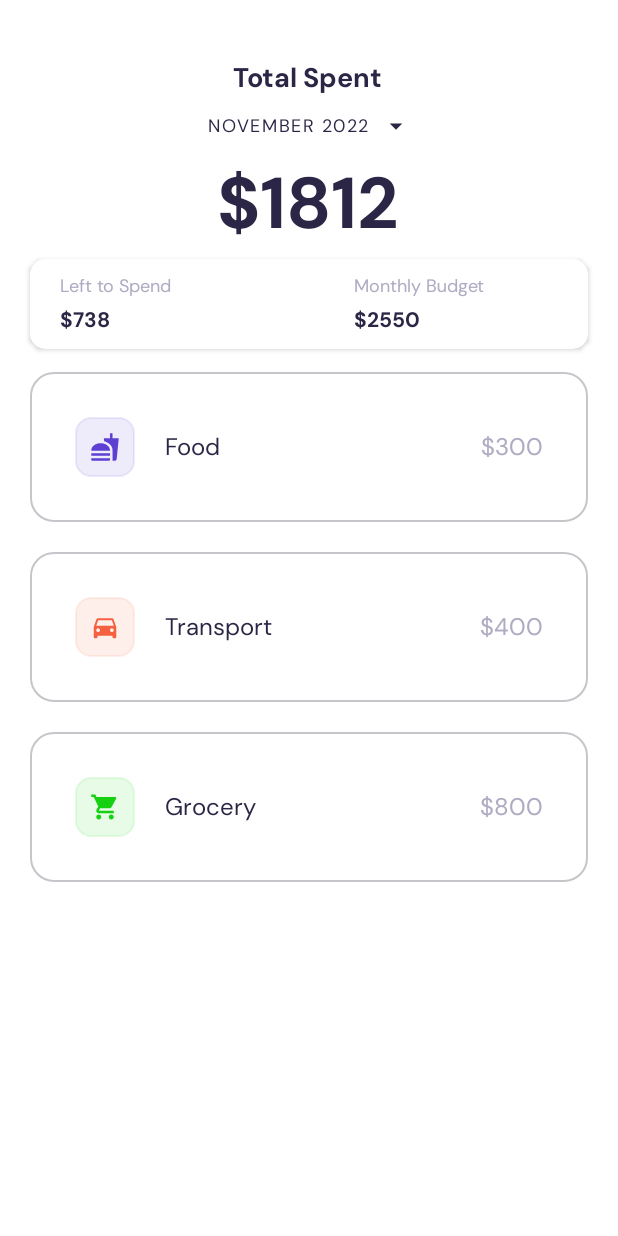
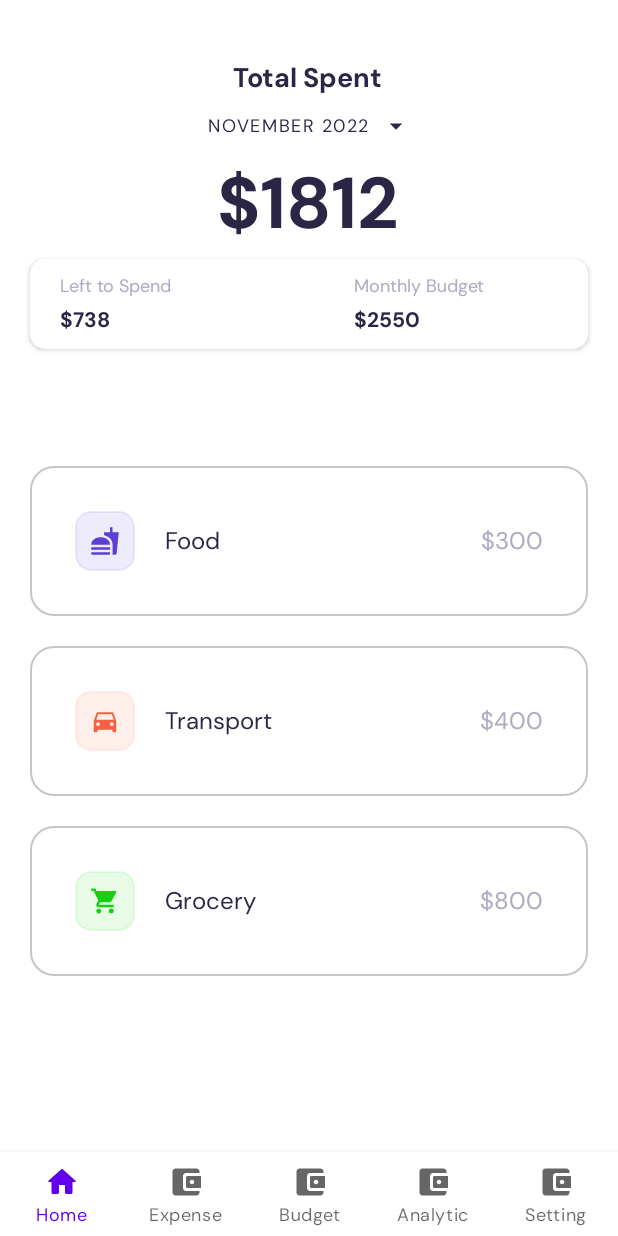
Before and after one commit to asojischool/ANDE_Assignment_Budget, an Android app: the MainActivity screen opened directly, with no data from a screen before it, on a phone screen of 412 x 824 dp. Run offline under Robolectric (Android 15) with nearby library versions, the phone set to English and light mode, and no system bars; libraries missing offline, so code that uses them is left out: com.whiteelephant.monthpicker; 2 statements that could not run were skipped.

Commit message:
Add menu resource file and navbar

```diff
--- a/app/src/main/AndroidManifest.xml
+++ b/app/src/main/AndroidManifest.xml
@@ -10,6 +10,9 @@
         android:supportsRtl="true"
         android:theme="@style/Theme.ANDE_Assignment_Budget">
         <activity
+            android:name=".ExpenseActivity"
+            android:exported="false" />
+        <activity
             android:name=".Splashscreen"
             android:exported="true">
             android:theme="@style/themeNoActionBarLight">
@@ -19,7 +22,7 @@
                 <category android:name="android.intent.category.LAUNCHER" />
             </intent-filter>
         </activity>
-        <activity android:name=".MainActivity"></activity>
+        <activity android:name=".MainActivity" />
 
         <meta-data
             android:name="preloaded_fonts"
--- /dev/null
+++ b/app/src/main/res/drawable/ic_round_account_balance_wallet.xml
@@ -0,0 +1,5 @@
+<vector android:height="20dp" android:tint="?attr/colorControlNormal"
+    android:viewportHeight="24" android:viewportWidth="24"
+    android:width="20dp" xmlns:android="http://schemas.android.com/apk/res/android">
+    <path android:fillColor="@android:color/white" android:pathData="M10,16L10,8c0,-1.1 0.89,-2 2,-2h9L21,5c0,-1.1 -0.9,-2 -2,-2L5,3c-1.11,0 -2,0.9 -2,2v14c0,1.1 0.89,2 2,2h14c1.1,0 2,-0.9 2,-2v-1h-9c-1.11,0 -2,-0.9 -2,-2zM13,8c-0.55,0 -1,0.45 -1,1v6c0,0.55 0.45,1 1,1h9L22,8h-9zM16,13.5c-0.83,0 -1.5,-0.67 -1.5,-1.5s0.67,-1.5 1.5,-1.5 1.5,0.67 1.5,1.5 -0.67,1.5 -1.5,1.5z"/>
+</vector>
--- /dev/null
+++ b/app/src/main/res/drawable/ic_round_home.xml
@@ -0,0 +1,10 @@
+<vector xmlns:android="http://schemas.android.com/apk/res/android"
+    android:width="24dp"
+    android:height="24dp"
+    android:viewportWidth="24"
+    android:viewportHeight="24"
+    android:tint="?attr/colorControlNormal">
+  <path
+      android:fillColor="@android:color/white"
+      android:pathData="M10,19v-5h4v5c0,0.55 0.45,1 1,1h3c0.55,0 1,-0.45 1,-1v-7h1.7c0.46,0 0.68,-0.57 0.33,-0.87L12.67,3.6c-0.38,-0.34 -0.96,-0.34 -1.34,0l-8.36,7.53c-0.34,0.3 -0.13,0.87 0.33,0.87H5v7c0,0.55 0.45,1 1,1h3c0.55,0 1,-0.45 1,-1z"/>
+</vector>
--- /dev/null
+++ b/app/src/main/res/drawable/ic_round_settings.xml
@@ -0,0 +1,5 @@
+<vector android:height="20dp" android:tint="?attr/colorControlNormal"
+    android:viewportHeight="24" android:viewportWidth="24"
+    android:width="20dp" xmlns:android="http://schemas.android.com/apk/res/android">
+    <path android:fillColor="@android:color/white" android:pathData="M19.5,12c0,-0.23 -0.01,-0.45 -0.03,-0.68l1.86,-1.41c0.4,-0.3 0.51,-0.86 0.26,-1.3l-1.87,-3.23c-0.25,-0.44 -0.79,-0.62 -1.25,-0.42l-2.15,0.91c-0.37,-0.26 -0.76,-0.49 -1.17,-0.68l-0.29,-2.31C14.8,2.38 14.37,2 13.87,2h-3.73C9.63,2 9.2,2.38 9.14,2.88L8.85,5.19c-0.41,0.19 -0.8,0.42 -1.17,0.68L5.53,4.96c-0.46,-0.2 -1,-0.02 -1.25,0.42L2.41,8.62c-0.25,0.44 -0.14,0.99 0.26,1.3l1.86,1.41C4.51,11.55 4.5,11.77 4.5,12s0.01,0.45 0.03,0.68l-1.86,1.41c-0.4,0.3 -0.51,0.86 -0.26,1.3l1.87,3.23c0.25,0.44 0.79,0.62 1.25,0.42l2.15,-0.91c0.37,0.26 0.76,0.49 1.17,0.68l0.29,2.31C9.2,21.62 9.63,22 10.13,22h3.73c0.5,0 0.93,-0.38 0.99,-0.88l0.29,-2.31c0.41,-0.19 0.8,-0.42 1.17,-0.68l2.15,0.91c0.46,0.2 1,0.02 1.25,-0.42l1.87,-3.23c0.25,-0.44 0.14,-0.99 -0.26,-1.3l-1.86,-1.41C19.49,12.45 19.5,12.23 19.5,12zM12.04,15.5c-1.93,0 -3.5,-1.57 -3.5,-3.5s1.57,-3.5 3.5,-3.5s3.5,1.57 3.5,3.5S13.97,15.5 12.04,15.5z"/>
+</vector>
--- a/app/src/main/res/layout/activity_main.xml
+++ b/app/src/main/res/layout/activity_main.xml
@@ -38,10 +38,10 @@
         android:background="@android:color/transparent"
         android:drawableEnd="@drawable/ic_baseline_arrow_drop_down"
         android:fontFamily="@font/dm_sans"
+        android:onClick="onClick"
         android:text="September 2020"
         android:textColor="@color/primary_color"
         android:textSize="12dp"
-        android:onClick="onClick"
         app:layout_constraintEnd_toEndOf="parent"
         app:layout_constraintHorizontal_bias="0.5"
         app:layout_constraintStart_toStartOf="parent"
@@ -119,7 +119,6 @@
 
         </androidx.constraintlayout.widget.ConstraintLayout>
 
-
     </androidx.cardview.widget.CardView>
 
     <androidx.recyclerview.widget.RecyclerView
@@ -127,10 +126,21 @@
         android:layout_width="match_parent"
         android:layout_height="400dp"
         android:layout_marginHorizontal="10dp"
-        android:layout_marginTop="5dp"
+        app:layout_constraintBottom_toTopOf="@+id/bottom_navigation"
         app:layout_constraintEnd_toEndOf="parent"
         app:layout_constraintHorizontal_bias="0.736"
         app:layout_constraintStart_toStartOf="parent"
         app:layout_constraintTop_toBottomOf="@+id/cardView" />
 
+    <com.google.android.material.bottomnavigation.BottomNavigationView
+        android:id="@+id/bottom_navigation"
+        android:layout_width="match_parent"
+        android:layout_height="wrap_content"
+        app:labelVisibilityMode="labeled"
+        app:layout_constraintBottom_toBottomOf="parent"
+        app:layout_constraintEnd_toEndOf="parent"
+        app:layout_constraintHorizontal_bias="0.5"
+        app:layout_constraintStart_toStartOf="parent"
+        app:menu="@menu/bottom_navigation_menu" />
+
 </androidx.constraintlayout.widget.ConstraintLayout>
--- /dev/null
+++ b/app/src/main/res/menu/bottom_navigation_menu.xml
@@ -0,0 +1,28 @@
+<?xml version="1.0" encoding="utf-8"?>
+<menu xmlns:android="http://schemas.android.com/apk/res/android">
+    <item
+        android:id="@+id/pageHome"
+        android:enabled="true"
+        android:icon="@drawable/ic_round_home"
+        android:title="Home"/>
+    <item
+        android:id="@+id/page_2"
+        android:enabled="true"
+        android:icon="@drawable/ic_round_account_balance_wallet"
+        android:title="Expense"/>
+    <item
+        android:id="@+id/page_2"
+        android:enabled="true"
+        android:icon="@drawable/ic_round_account_balance_wallet"
+        android:title="Budget"/>
+    <item
+        android:id="@+id/page_2"
+        android:enabled="true"
+        android:icon="@drawable/ic_round_account_balance_wallet"
+        android:title="Analytic"/>
+    <item
+        android:id="@+id/page_2"
+        android:enabled="true"
+        android:icon="@drawable/ic_round_account_balance_wallet"
+        android:title="Setting"/>
+</menu>
```
Also changed, not shown: app/src/main/java/com/example/ande_assignment_budget/ExpenseActivity.java (added, +14 -0 lines), app/src/main/res/layout/activity_expense.xml (added, +60 -0 lines).
